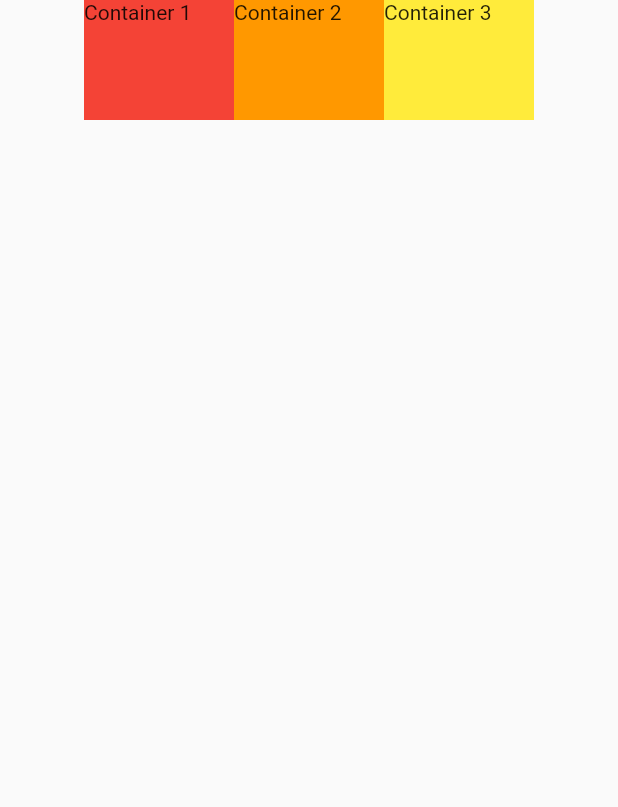
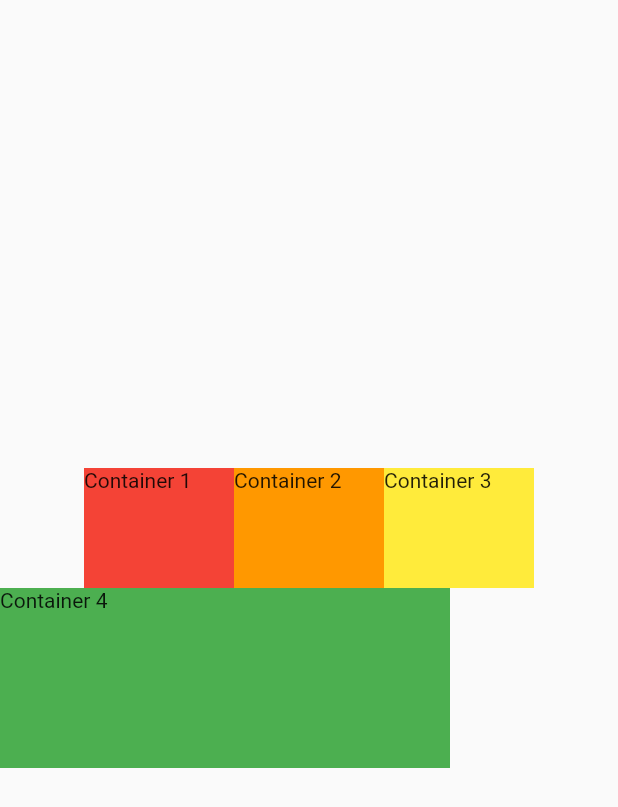
Before and after one commit to jkyoon-dev/flutter_basic, a Flutter app: the screen it shows after launch, on a phone screen of 412 x 824 dp. Shown: the top 807 px of the screen. Run offline on Flutter 3.47's test engine with Material 2 defaults, Android fonts, the phone set to English and light mode, and no system bars.

Commit message:
상하좌우 배치

```diff
--- a/lib/main.dart
+++ b/lib/main.dart
@@ -17,11 +17,13 @@ class Body extends StatelessWidget {
   Widget build(BuildContext context) {
     return Container(
       width: double.infinity,
-      height: double.infinity,
-      child: Row(
+      child: Column(
         mainAxisAlignment: MainAxisAlignment.center,
         crossAxisAlignment: CrossAxisAlignment.start,
-        mainAxisSize: MainAxisSize.min,
+        children: [
+          Row(
+            mainAxisAlignment: MainAxisAlignment.center,
+            mainAxisSize: MainAxisSize.max,
 
             /// children 복수형으로 사용
             children: [
@@ -45,6 +47,14 @@ class Body extends StatelessWidget {
               ),
             ],
           ),
+          Container(
+            color: Colors.green,
+            width: 300,
+            height: 120,
+            child: Text('Container 4'),
+          ),
+        ],
+      ),
     );
   }
 }
```
Lines whose indentation alone changed are shown as unchanged.
